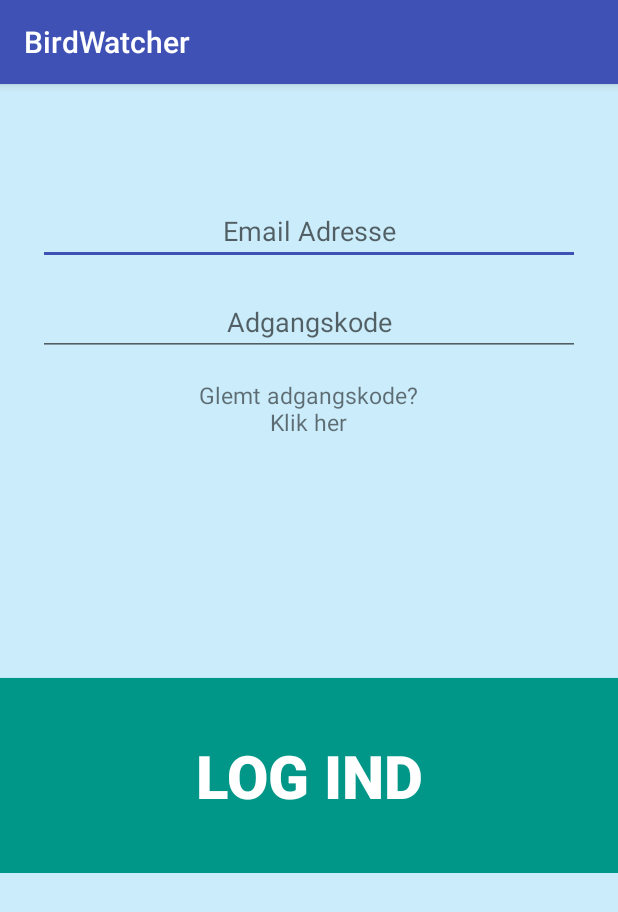
After one commit to jibauch94/BirdWatcher, an Android app: the LoginActivity screen opened directly, with no data from a screen before it, on a phone screen of 412 x 824 dp. The commit adds this screen. Shown: the top 912 px of the screen. Run offline under Robolectric (Android 15) with nearby library versions, the phone set to English and light mode, and no system bars; our stand-ins replace Firebase (no records; nobody signed in at launch, a user with empty details on screens opened directly).

Commit message:
Firebase Authentication works with login and check login - user cannot be added by the app yet

```diff
--- a/app/build.gradle
+++ b/app/build.gradle
@@ -22,7 +22,12 @@ dependencies {
     implementation fileTree(dir: 'libs', include: ['*.jar'])
     implementation 'com.android.support:appcompat-v7:26.1.0'
     implementation 'com.android.support.constraint:constraint-layout:1.0.2'
+    implementation 'com.google.firebase:firebase-auth:11.0.4'
     testImplementation 'junit:junit:4.12'
     androidTestImplementation 'com.android.support.test:runner:1.0.1'
     androidTestImplementation 'com.android.support.test.espresso:espresso-core:3.0.1'
 }
+
+
+
+apply plugin: 'com.google.gms.google-services'
--- a/app/src/main/AndroidManifest.xml
+++ b/app/src/main/AndroidManifest.xml
@@ -16,6 +16,11 @@
                 <category android:name="android.intent.category.LAUNCHER" />
             </intent-filter>
         </activity>
+        <activity
+            android:name=".LoginActivity"
+            android:label="BirdWatcher" />
+        <activity android:name=".CreateUserActivity" />
+        <activity android:name=".MyPageActivity"></activity>
     </application>
 
 </manifest>
--- /dev/null
+++ b/app/src/main/java/com/example/jibba/birdwatcher/LoginActivity.java
@@ -0,0 +1,122 @@
+package com.example.jibba.birdwatcher;
+
+import android.app.ProgressDialog;
+import android.content.Intent;
+import android.support.annotation.NonNull;
+import android.support.v7.app.AppCompatActivity;
+import android.os.Bundle;
+import android.text.TextUtils;
+import android.view.View;
+import android.view.ViewGroup;
+import android.widget.Button;
+import android.widget.EditText;
+import android.widget.TextView;
+import android.widget.Toast;
+
+import com.google.android.gms.tasks.OnCompleteListener;
+import com.google.android.gms.tasks.Task;
+import com.google.firebase.auth.AuthResult;
+import com.google.firebase.auth.FirebaseAuth;
+
+public class LoginActivity extends AppCompatActivity {
+
+
+        Button loginBtn2;
+        EditText mailText;
+        EditText passText;
+        TextView forgotText;
+        int height;
+        int width;
+
+        ViewGroup.MarginLayoutParams marginParams;
+
+        // Firebase stuff
+        private FirebaseAuth firebaseAuth;
+        private ProgressDialog progressDialog;
+
+        @Override
+        protected void onCreate(Bundle savedInstanceState) {
+            super.onCreate(savedInstanceState);
+            setContentView(R.layout.activity_login);
+
+            // Fierbase declaration stuff
+            firebaseAuth = FirebaseAuth.getInstance();
+
+            progressDialog = new ProgressDialog(this);
+
+            height = getWindowManager().getDefaultDisplay().getHeight();
+            width = getWindowManager().getDefaultDisplay().getWidth();
+
+            loginBtn2 = (Button) findViewById(R.id.loginBtn2);
+            loginBtn2.setOnClickListener(buttonClickListener);
+            marginParams = (ViewGroup.MarginLayoutParams) loginBtn2.getLayoutParams();
+
+            mailText = (EditText) findViewById(R.id.editEmail1);
+            passText = (EditText) findViewById(R.id.editPassword);
+
+            //mailText.setOnFocusChangeListener(focusOnMail);
+            //passText.setOnFocusChangeListener(focusOnPass);
+
+            forgotText = (TextView) findViewById(R.id.forgotPassText);
+            forgotText.setOnClickListener(buttonClickListener);
+
+        }
+
+
+        private View.OnClickListener buttonClickListener = new View.OnClickListener() {
+            @Override
+            public void onClick(View view) {
+
+                switch (view.getId()) {
+                    case R.id.loginBtn2:
+                        userLogin();
+                        //Toast.makeText(LoginActivity.this, "You are trying to Login...", Toast.LENGTH_SHORT).show();
+                        //Intent myMenuIntent = new Intent(LoginActivity.this, PostedActivity.class);
+                        //startActivity(myMenuIntent);
+                        break;
+                    case R.id.forgotPassText:
+                        Toast.makeText(LoginActivity.this, "Du har glemt din adgangskode", Toast.LENGTH_SHORT).show();
+                        break;
+
+                }
+            }
+        };
+
+        private void userLogin() {
+            String email = mailText.getText().toString().trim();
+            String pass = passText.getText().toString().trim();
+
+            if ((TextUtils.isEmpty(email)) || (TextUtils.isEmpty(pass))) {
+                // Email or Password empty
+                Toast.makeText(LoginActivity.this, "Please enter valid values in text fields", Toast.LENGTH_SHORT).show();
+                return;
+            }
+            // If EditText not empty it comes to here
+            progressDialog.setMessage("Checker bruger information...");
+            progressDialog.show();
+
+            firebaseAuth.signInWithEmailAndPassword(email, pass)
+                    .addOnCompleteListener(this, new OnCompleteListener<AuthResult>() {
+                        @Override
+                        public void onComplete(@NonNull Task<AuthResult> task) {
+                            progressDialog.dismiss();
+                            if (task.isSuccessful())
+                            {
+                                Intent myPageIntent = new Intent(LoginActivity.this, MyPageActivity.class);
+                                startActivity(myPageIntent);
+                                // The login is successful
+                                //toastMessage("User login successful");
+
+                                // Finish the LoginActivity and start up the MyFrontPageActivity (Not made yet) instead of main
+                                // This is done in the firebase auth listener. Because we need to check the logged in users UserType, stored in the Database.
+                            }
+                            else
+                            {
+                                // Not successful
+                                Toast.makeText(LoginActivity.this, "Brugernavn eller password er fokert! - Prøv igen!", Toast.LENGTH_SHORT).show();
+                            }
+                        }
+                    });
+        }
+
+    }
--- /dev/null
+++ b/app/src/main/res/layout/activity_login.xml
@@ -0,0 +1,75 @@
+<?xml version="1.0" encoding="utf-8"?>
+<RelativeLayout xmlns:android="http://schemas.android.com/apk/res/android"
+    xmlns:app="http://schemas.android.com/apk/res-auto"
+    xmlns:tools="http://schemas.android.com/tools"
+    android:layout_width="match_parent"
+    android:layout_height="match_parent"
+    android:background="#cbecfa"
+    tools:context="com.example.jibba.birdwatcher.LoginActivity">
+
+    <LinearLayout
+        android:id="@+id/layout_mail_pass"
+        android:layout_width="match_parent"
+        android:layout_height="wrap_content"
+        android:layout_centerHorizontal="true"
+        android:orientation="vertical">
+
+        <EditText
+            android:id="@+id/editEmail1"
+            android:layout_marginTop="75dp"
+            android:layout_marginLeft="25dp"
+            android:layout_marginRight="25dp"
+            android:hint="Email Adresse"
+            android:inputType="textEmailAddress"
+            android:singleLine="true"
+            android:textColor="@android:color/black"
+            android:backgroundTint="@color/colorPrimary"
+            android:textAlignment="center"
+            android:layout_width="match_parent"
+            android:layout_height="wrap_content" />
+
+        <EditText
+            android:id="@+id/editPassword"
+            android:layout_marginTop="15dp"
+            android:layout_marginLeft="25dp"
+            android:layout_marginRight="25dp"
+            android:hint="Adgangskode"
+            android:inputType="textPassword"
+            android:singleLine="true"
+            android:textColor="@android:color/black"
+            android:textColorHighlight="@color/colorPrimary"
+
+            android:textAlignment="center"
+            android:layout_width="match_parent"
+            android:layout_height="wrap_content" />
+
+        <TextView
+            android:id="@+id/forgotPassText"
+            android:text="Glemt adgangskode?\nKlik her"
+            android:textSize="15dip"
+            android:textAlignment="center"
+
+            android:layout_gravity="center"
+            android:layout_marginTop="15dp"
+            android:layout_width="wrap_content"
+            android:layout_height="match_parent"
+
+            android:clickable="true"/>
+
+
+        <Button
+            android:id="@+id/loginBtn2"
+            android:layout_marginTop="160dp"
+            android:layout_marginBottom="0dp"
+            android:background="#009688"
+            android:textStyle="bold"
+            android:text="Log ind"
+            android:textSize="40dp"
+            android:textColor="@android:color/white"
+            android:layout_width="match_parent"
+            android:layout_height="130dp"/>
+
+
+    </LinearLayout>
+
+</RelativeLayout>
--- a/build.gradle
+++ b/build.gradle
@@ -12,6 +12,7 @@ buildscript {
 
         // NOTE: Do not place your application dependencies here; they belong
         // in the individual module build.gradle files
+        classpath 'com.google.gms:google-services:3.1.0'
     }
 }
 
```
Also changed, not shown: app/src/main/java/com/example/jibba/birdwatcher/CreateUserActivity.java (added, +13 -0 lines), app/src/main/java/com/example/jibba/birdwatcher/MainActivity.java (+83 -0 lines), app/src/main/java/com/example/jibba/birdwatcher/MyPageActivity.java (added, +13 -0 lines), app/src/main/res/layout/activity_create_user.xml (added, +9 -0 lines), app/src/main/res/layout/activity_main.xml (+37 -8 lines), app/src/main/res/layout/activity_my_page.xml (added, +9 -0 lines).
